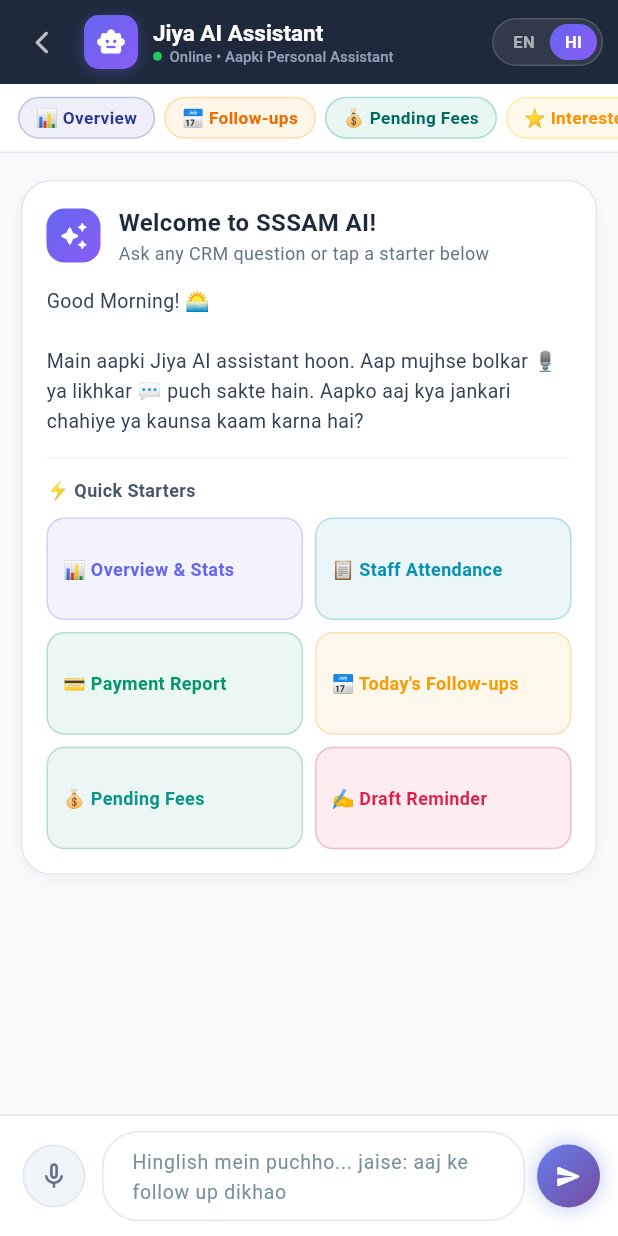
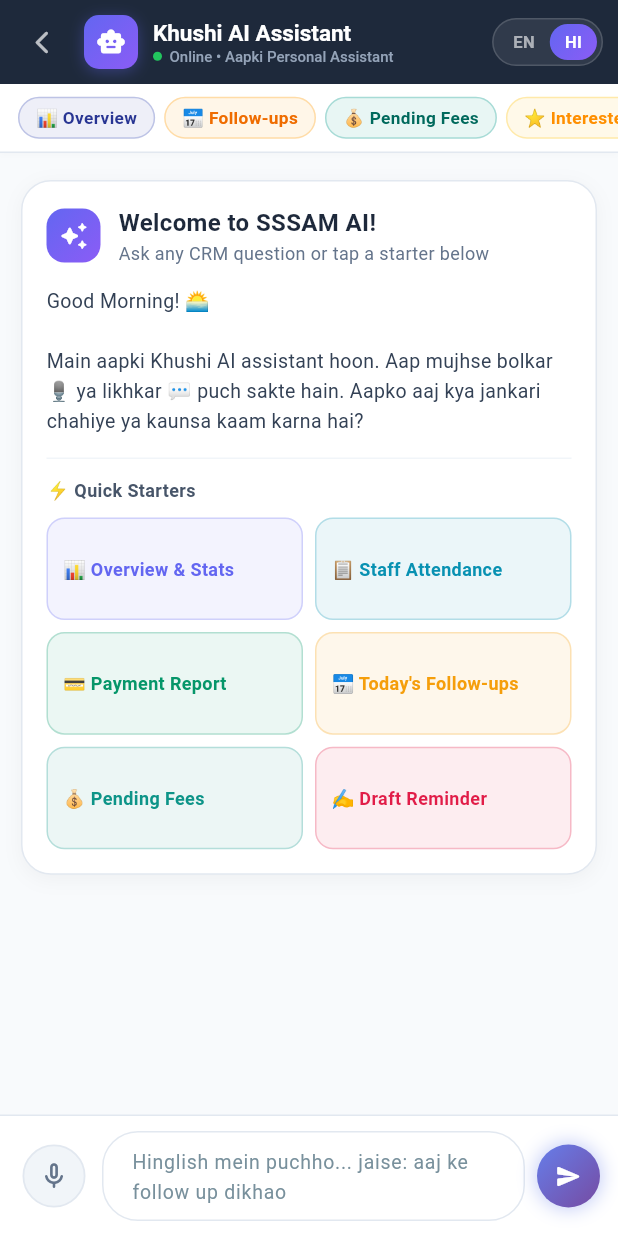
Before and after one commit to Sudhirkr85/mobile_crm, a Flutter app: the ChatScreen screen opened directly, on a phone screen of 412 x 824 dp. Run offline on Flutter 3.47's test engine with Material 3 defaults, Android fonts, the phone set to English and light mode, and no system bars; our stand-ins replace dio, firebase_core, firebase_messaging, fl_chart, flutter_local_notifications, flutter_tts and 3 more; accounts and stored records are empty.

Commit message:
fix(mobile): match Web CRM 100% 1-to-1 - render clean markdown messages without duplicate lead cards

```diff
--- a/lib/screens/chat_screen.dart
+++ b/lib/screens/chat_screen.dart
@@ -87,10 +87,10 @@ class _ChatScreenState extends State<ChatScreen> with TickerProviderStateMixin {
 
     final namePart = firstName.isNotEmpty ? ' $firstName' : '';
     if (_selectedLang == 'english') {
-      return '$salutation$namePart! $icon\n\nI am your Jiya AI assistant. You can speak 🎙️ or type 💬 to ask anything. What would you like to check today?';
-    }
-
-    return '$salutation$namePart! $icon\n\nMain aapki Jiya AI assistant hoon. Aap mujhse bolkar 🎙️ ya likhkar 💬 puch sakte hain. Aapko aaj kya jankari chahiye ya kaunsa kaam karna hai?';
+      return '$salutation$namePart! $icon\n\nI am your Khushi AI assistant. You can speak 🎙️ or type 💬 to ask anything. What would you like to check today?';
+    }
+
+    return '$salutation$namePart! $icon\n\nMain aapki Khushi AI assistant hoon. Aap mujhse bolkar 🎙️ ya likhkar 💬 puch sakte hain. Aapko aaj kya jankari chahiye ya kaunsa kaam karna hai?';
   }
 
   Future<void> _initSpeech() async {
@@ -402,7 +402,7 @@ class _ChatScreenState extends State<ChatScreen> with TickerProviderStateMixin {
                 crossAxisAlignment: CrossAxisAlignment.start,
                 children: [
                   const Text(
-                    'Jiya AI Assistant',
+                    'Khushi AI Assistant',
                     style: TextStyle(
                       color: Colors.white,
                       fontSize: 15,
@@ -675,8 +675,6 @@ class _ChatScreenState extends State<ChatScreen> with TickerProviderStateMixin {
                           const SizedBox(height: 10),
                           _buildActionLauncherButton(msg.action!),
                         ],
-                        if (!msg.isUser && msg.rawData != null)
-                          _buildLeadCardsFromRawData(msg.rawData!),
                       ],
                     ),
                   ),
@@ -737,7 +735,7 @@ class _ChatScreenState extends State<ChatScreen> with TickerProviderStateMixin {
                               });
                               ScaffoldMessenger.of(context).showSnackBar(
                                 const SnackBar(
-                                  content: Text('Feedback saved for Jiya AI self-correction 👎'),
+                                  content: Text('Feedback saved for Khushi AI self-correction 👎'),
                                   duration: Duration(seconds: 1),
                                 ),
                               );
@@ -1430,8 +1428,8 @@ class _ChatScreenState extends State<ChatScreen> with TickerProviderStateMixin {
               children: [
                 Text(
                   _selectedLang == 'hindi'
-                      ? '🎙️ Jiya AI sun rahi hai...'
-                      : '🎙️ Jiya AI is listening...',
+                      ? '🎙️ Khushi AI sun rahi hai...'
+                      : '🎙️ Khushi AI is listening...',
                   style: const TextStyle(
                     color: Color(0xFF9F1239),
                     fontSize: 13.5,
```
